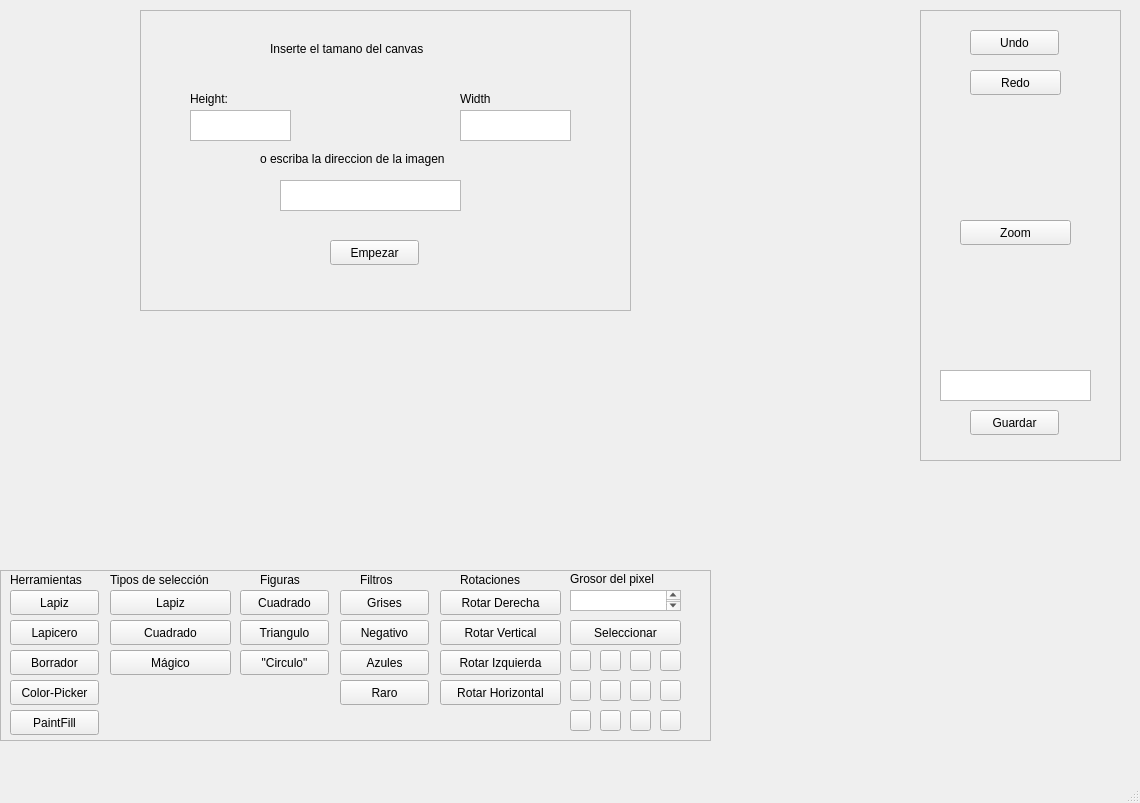
dylangf16/Proyecto-02-CE-2103, file Interfaz/mainwindow.ui: the form before one commit.
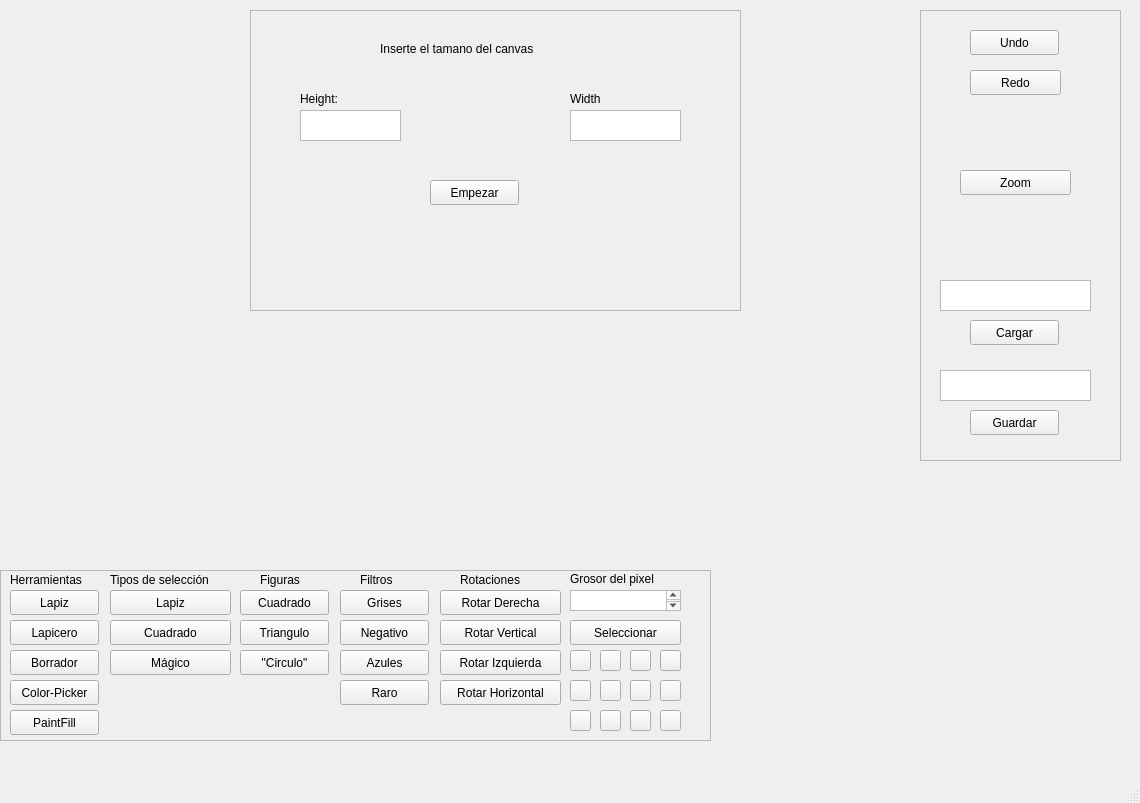
The form after the commit.

What changed in the file:
```diff
--- a/Interfaz/mainwindow.ui
+++ b/Interfaz/mainwindow.ui
@@ -17,7 +17,7 @@
    <widget class="QFrame" name="frameInicio">
     <property name="geometry">
      <rect>
-      <x>140</x>
+      <x>250</x>
       <y>10</y>
       <width>491</width>
       <height>301</height>
@@ -94,8 +94,8 @@
     <widget class="QPushButton" name="btnStart">
      <property name="geometry">
       <rect>
-       <x>190</x>
-       <y>230</y>
+       <x>180</x>
+       <y>170</y>
        <width>89</width>
        <height>25</height>
       </rect>
@@ -104,32 +104,6 @@
       <string>Empezar</string>
      </property>
     </widget>
-    <widget class="QPlainTextEdit" name="plainTextGetDir">
-     <property name="geometry">
-      <rect>
-       <x>140</x>
-       <y>170</y>
-       <width>181</width>
-       <height>31</height>
-      </rect>
-     </property>
-     <property name="overwriteMode">
-      <bool>false</bool>
-     </property>
-    </widget>
-    <widget class="QLabel" name="label_4">
-     <property name="geometry">
-      <rect>
-       <x>120</x>
-       <y>140</y>
-       <width>241</width>
-       <height>17</height>
-      </rect>
-     </property>
-     <property name="text">
-      <string>o escriba la direccion de la imagen</string>
-     </property>
-    </widget>
    </widget>
    <widget class="QFrame" name="framePrincipal">
     <property name="geometry">
@@ -689,7 +663,7 @@
       <property name="geometry">
        <rect>
         <x>30</x>
-        <y>200</y>
+        <y>150</y>
         <width>111</width>
         <height>25</height>
        </rect>
@@ -750,6 +724,32 @@
        <string>Undo</string>
       </property>
      </widget>
+     <widget class="QPlainTextEdit" name="plainTextGetDir">
+      <property name="geometry">
+       <rect>
+        <x>10</x>
+        <y>260</y>
+        <width>151</width>
+        <height>31</height>
+       </rect>
+      </property>
+      <property name="overwriteMode">
+       <bool>false</bool>
+      </property>
+     </widget>
+     <widget class="QPushButton" name="Cargar">
+      <property name="geometry">
+       <rect>
+        <x>40</x>
+        <y>300</y>
+        <width>89</width>
+        <height>25</height>
+       </rect>
+      </property>
+      <property name="text">
+       <string>Cargar</string>
+      </property>
+     </widget>
     </widget>
    </widget>
   </widget>
```
